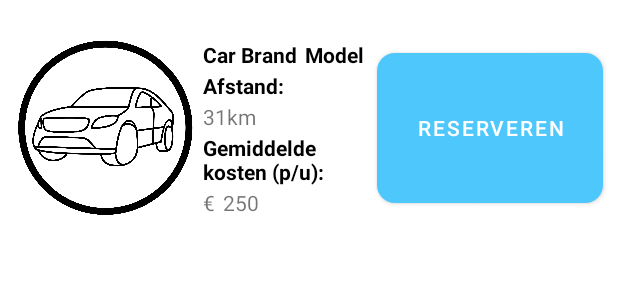
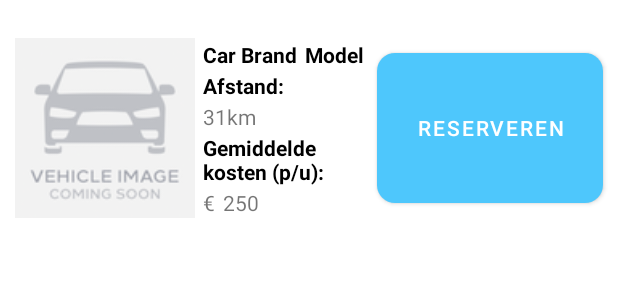
Before and after one commit to gerardstn/RMC-Android, an Android app: the layout singlecar_listview_layout.xml on its own in the app's theme, with its tools: preview values and no code run, on a phone screen of 412 x 824 dp. Shown: the top 300 px of the screen. Run offline under Robolectric (Android 15) with nearby library versions, the phone set to English and light mode, and no system bars.

Commit message:
Carplaceholder image added

```diff
--- a/app/src/main/res/layout/singlecar_listview_layout.xml
+++ b/app/src/main/res/layout/singlecar_listview_layout.xml
@@ -18,7 +18,7 @@
             android:layout_height="120dp"
             android:layout_marginTop="25dp"
             android:layout_marginLeft="10dp"
-            app:srcCompat="@drawable/rmclogo"  />
+            app:srcCompat="@drawable/carplaceholder"  />
 
         <TextView
             android:id="@+id/tv_car_brand"
```
Also changed, not shown: app/src/main/res/drawable-hdpi/carplaceholder.png (added), app/src/main/res/drawable-mdpi/carplaceholder.png (added), app/src/main/res/drawable-xhdpi/carplaceholder.png (added), app/src/main/res/drawable-xxhdpi/carplaceholder.png (added).
